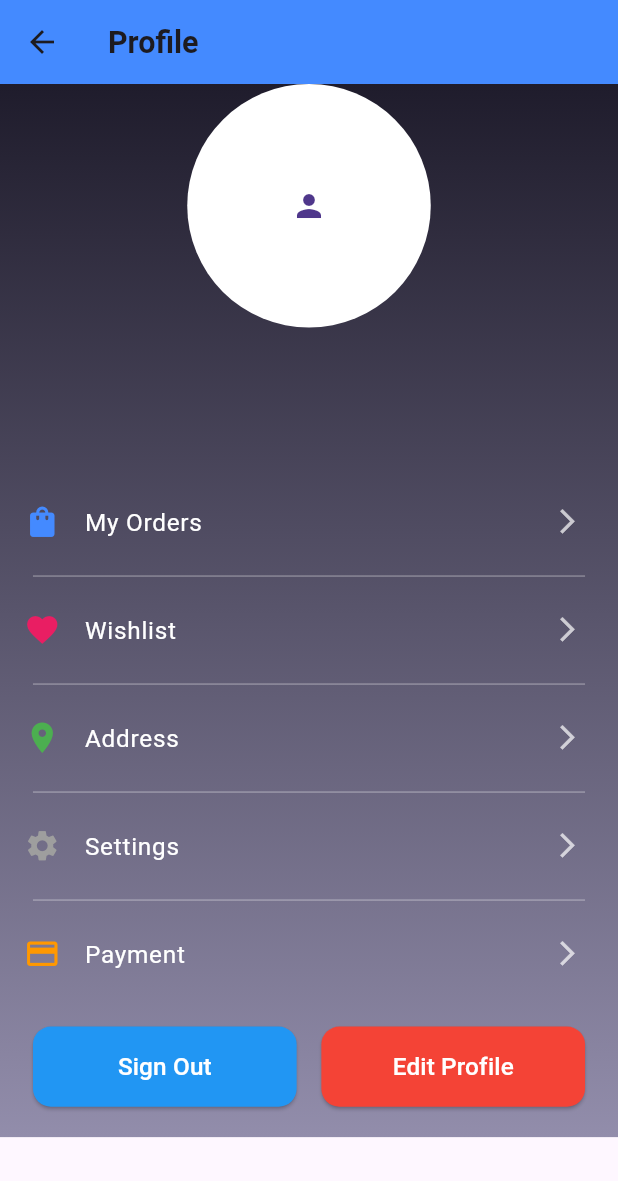
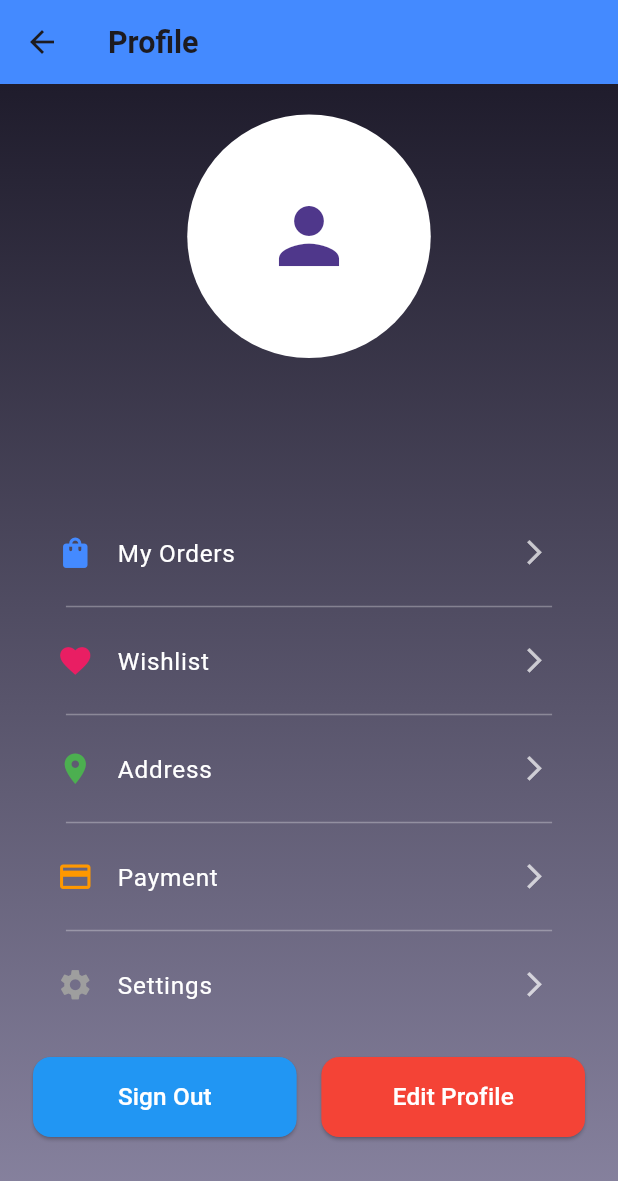
Before and after one commit to maazkhalid96/shoes_app, a Flutter app: the Profile screen opened directly, on a phone screen of 412 x 824 dp. Shown: the top 1181 px of the screen. Run offline on Flutter 3.47's test engine with Material 3 defaults, Android fonts, the phone set to English and light mode, and no system bars; our stand-ins replace cloud_firestore, firebase_auth, firebase_core, flutter_custom_clippers, flutter_screenutil, geocoding and 2 more; accounts and stored records are empty.

Commit message:
App update

```diff
--- a/lib/screens/profile/profile.dart
+++ b/lib/screens/profile/profile.dart
@@ -7,6 +7,8 @@ import 'package:shoes_app_ui/screens/edit_profile/edit_profile.dart';
 import 'package:shoes_app_ui/screens/profile/address/address.dart';
 import 'package:shoes_app_ui/screens/profile/my_favorites/my_favorites.dart';
 import 'package:shoes_app_ui/screens/profile/my_orders/my_order_screen.dart';
+import 'package:shoes_app_ui/screens/profile/payment_method/payment_method.dart';
+import 'package:shoes_app_ui/screens/profile/profile_settings/profile_settings.dart';
 import 'package:shoes_app_ui/screens/signup/login.dart';
 
 class Profile extends StatefulWidget {
@@ -31,6 +33,10 @@ class _ProfileState extends State<Profile> {
         backgroundColor: Colors.blueAccent,
       ),
       body: SingleChildScrollView(
+        child: ConstrainedBox(
+          constraints: BoxConstraints(
+            minHeight: MediaQuery.of(context).size.height,
+          ),
           child: Container(
             width: double.infinity,
             decoration: BoxDecoration(
@@ -40,29 +46,35 @@ class _ProfileState extends State<Profile> {
                 colors: [Color(0xFF1F1C2C), Color(0xFF928DAB)],
               ),
             ),
-          child: StreamBuilder(
+            child: StreamBuilder<DocumentSnapshot>(
               stream: firestore
                   .collection("users")
                   .doc(auth.currentUser!.uid)
                   .snapshots(),
               builder: (context, snapshot) {
                 if (snapshot.connectionState == ConnectionState.waiting) {
-                return CircleAvatar(
-                  radius: 20.r,
+                  return Center(
                     child: CircularProgressIndicator(color: Colors.white),
                   );
                 }
 
                 if (!snapshot.hasData || !snapshot.data!.exists) {
-                return CircleAvatar(radius: 20, child: Icon(Icons.person));
+                  return Center(
+                    child: Icon(Icons.person, size: 50, color: Colors.white),
+                  );
                 }
 
                 var usersData = snapshot.data!.data() as Map<String, dynamic>;
 
-              return Center(
+                return Padding(
+                  padding: EdgeInsets.symmetric(
+                    horizontal: 20.w,
+                    vertical: 20.h,
+                  ),
                   child: Column(
-                  mainAxisSize: MainAxisSize.min,
+                    crossAxisAlignment: CrossAxisAlignment.center,
                     children: [
+                      // Profile Image
                       CircleAvatar(
                         radius: 80.r,
                         backgroundColor: Colors.white,
@@ -74,12 +86,12 @@ class _ProfileState extends State<Profile> {
                         child:
                             (usersData['profileImagePath'] == null ||
                                 usersData['profileImagePath'] == "")
-                          ? Icon(Icons.person)
+                            ? Icon(Icons.person, size: 60)
                             : null,
                       ),
                       SizedBox(height: 15.h),
 
-                    //  Username
+                      // Username
                       Text(
                         usersData['username'] ?? "No Name",
                         style: TextStyle(
@@ -90,19 +102,18 @@ class _ProfileState extends State<Profile> {
                       ),
                       SizedBox(height: 6.h),
 
-                    // email
+                      // Email
                       Text(
                         usersData['email'] ?? "No Email",
                         style: TextStyle(
                           fontSize: 16.sp,
+                          color: Colors.white70,
                           fontWeight: FontWeight.bold,
-                        color: Colors.white,
                         ),
                       ),
                       SizedBox(height: 25.h),
 
-                    Column(
-                      children: [
+                      // Profile Options
                       ProfileMenuItem(
                         icon: Icons.shopping_bag,
                         iconColor: Colors.blueAccent,
@@ -122,11 +133,9 @@ class _ProfileState extends State<Profile> {
                         indent: 20.w,
                         endIndent: 20.w,
                       ),
-
                       ProfileMenuItem(
                         icon: Icons.favorite,
                         iconColor: Colors.pink,
-
                         title: "Wishlist",
                         onTap: () {
                           Navigator.push(
@@ -143,7 +152,6 @@ class _ProfileState extends State<Profile> {
                         indent: 20.w,
                         endIndent: 20.w,
                       ),
-
                       ProfileMenuItem(
                         icon: Icons.location_on,
                         title: "Address",
@@ -151,9 +159,7 @@ class _ProfileState extends State<Profile> {
                         onTap: () {
                           Navigator.push(
                             context,
-                              MaterialPageRoute(
-                                builder: (context) => Address(),
-                              ),
+                            MaterialPageRoute(builder: (context) => Address()),
                           );
                         },
                       ),
@@ -163,35 +169,43 @@ class _ProfileState extends State<Profile> {
                         indent: 20.w,
                         endIndent: 20.w,
                       ),
+                      ProfileMenuItem(
+                        icon: Icons.payment,
+                        iconColor: Colors.orange,
+                        title: "Payment",
+                        onTap: () {
+                          Navigator.push(
+                            context,
+                            MaterialPageRoute(
+                              builder: (context) => PaymentMethod(),
+                            ),
+                          );
+                        },
+                      ),
 
-                        ProfileMenuItem(
-                          icon: Icons.settings,
-                          iconColor: Colors.grey,
-
-                          title: "Settings",
-                          onTap: () {},
-                        ),
                       Divider(
                         color: Colors.white30,
                         thickness: 1.h,
                         indent: 20.w,
                         endIndent: 20.w,
                       ),
+                      ProfileMenuItem(
+                        icon: Icons.settings,
+                        iconColor: Colors.grey,
+                        title: "Settings",
+                        onTap: () {
+                          Navigator.push(
+                            context,
+                            MaterialPageRoute(
+                              builder: (context) => ProfileSettings(),
+                            ),
+                          );
+                        },
+                      ),
 
-                        ProfileMenuItem(
-                          icon: Icons.payment,
-                          iconColor: Colors.orange,
-
-                          title: "Payment",
-                          onTap: () {},
-                        ),
-                        Padding(
-                          padding: EdgeInsets.symmetric(
-                            horizontal: 20.w,
-                            vertical: 20.h,
-                          ),
-                          child: Row(
-                            mainAxisAlignment: MainAxisAlignment.center,
+                      SizedBox(height: 20.h),
+                      // Push buttons to bottom
+                      Row(
                         children: [
                           Expanded(
                             child: ElevatedButton(
@@ -208,10 +222,7 @@ class _ProfileState extends State<Profile> {
                               },
                               style: ElevatedButton.styleFrom(
                                 backgroundColor: Colors.blue,
-
-                                    padding: EdgeInsets.symmetric(
-                                      vertical: 15.h,
-                                    ),
+                                padding: EdgeInsets.symmetric(vertical: 15.h),
                                 shape: RoundedRectangleBorder(
                                   borderRadius: BorderRadius.circular(12),
                                 ),
@@ -228,7 +239,7 @@ class _ProfileState extends State<Profile> {
                           SizedBox(width: 15.w),
                           Expanded(
                             child: ElevatedButton(
-                                  onPressed: () async {
+                              onPressed: () {
                                 Navigator.push(
                                   context,
                                   MaterialPageRoute(
@@ -238,9 +249,7 @@ class _ProfileState extends State<Profile> {
                               },
                               style: ElevatedButton.styleFrom(
                                 backgroundColor: Colors.red,
-                                    padding: EdgeInsets.symmetric(
-                                      vertical: 15.h,
-                                    ),
+                                padding: EdgeInsets.symmetric(vertical: 15.h),
                                 shape: RoundedRectangleBorder(
                                   borderRadius: BorderRadius.circular(12),
                                 ),
@@ -256,9 +265,6 @@ class _ProfileState extends State<Profile> {
                           ),
                         ],
                       ),
-                        ),
-                      ],
-                    ),
                     ],
                   ),
                 );
@@ -266,6 +272,7 @@ class _ProfileState extends State<Profile> {
             ),
           ),
         ),
+      ),
     );
   }
 }
--- a/pubspec.yaml
+++ b/pubspec.yaml
@@ -45,6 +45,7 @@ dependencies:
   geolocator: ^14.0.2
   geocoding: ^2.0.5
   flutter_screenutil: ^5.9.3
+  google_sign_in: ^7.2.0
 
 
 dev_dependencies:
```
Also changed, not shown: lib/auth/google_login.dart (added, +10 -0 lines), lib/screens/home/admin/admin_order_detail.dart (+4 -4 lines), lib/screens/profile/address/address.dart (+21 -25 lines), lib/screens/profile/my_orders/order_detail.dart (+2 -6 lines), lib/screens/profile/payment_method/payment_method.dart (added, +12 -0 lines), lib/screens/profile/profile_settings/profile_settings.dart (added, +14 -0 lines), pubspec.lock, 1 other file. Lines whose indentation alone changed are shown as unchanged.
